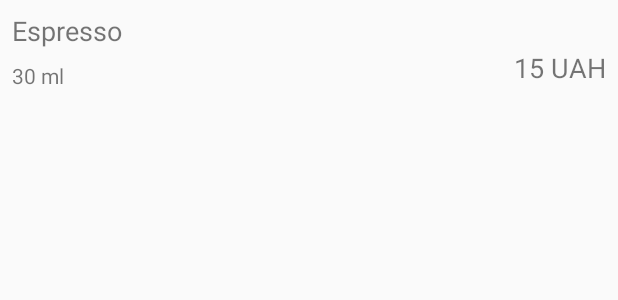
After one commit to AlexanderPokidin/Kava, an Android app: the layout item_recycler_view.xml on its own in the app's theme, with its tools: preview values and no code run, on a phone screen of 412 x 824 dp. The commit adds this screen. Shown: the top 300 px of the screen. Run offline under Robolectric (Android 15) with nearby library versions, the phone set to English and light mode, and no system bars.

Commit message:
RecyclerView is processing

```diff
--- /dev/null
+++ b/app/src/main/res/layout/item_recycler_view.xml
@@ -0,0 +1,41 @@
+<?xml version="1.0" encoding="utf-8"?>
+<android.support.constraint.ConstraintLayout xmlns:android="http://schemas.android.com/apk/res/android"
+    xmlns:app="http://schemas.android.com/apk/res-auto"
+    xmlns:tools="http://schemas.android.com/tools"
+    android:id="@+id/item_layout"
+    android:layout_width="match_parent"
+    android:layout_height="match_parent"
+    tools:layout_editor_absoluteY="81dp">
+
+    <TextView
+        android:id="@+id/tv_name"
+        android:layout_width="wrap_content"
+        android:layout_height="wrap_content"
+        android:layout_marginStart="8dp"
+        android:layout_marginTop="8dp"
+        android:text="Espresso"
+        android:textSize="18sp"
+        app:layout_constraintStart_toStartOf="parent"
+        app:layout_constraintTop_toTopOf="parent" />
+
+    <TextView
+        android:id="@+id/tv_val"
+        android:layout_width="wrap_content"
+        android:layout_height="wrap_content"
+        android:layout_marginStart="8dp"
+        android:layout_marginTop="8dp"
+        android:text="30 ml"
+        app:layout_constraintStart_toStartOf="parent"
+        app:layout_constraintTop_toBottomOf="@+id/tv_name" />
+
+    <TextView
+        android:id="@+id/tv_price"
+        android:layout_width="wrap_content"
+        android:layout_height="wrap_content"
+        android:layout_marginEnd="8dp"
+        android:text="15 UAH"
+        android:textSize="18sp"
+        app:layout_constraintEnd_toEndOf="parent"
+        app:layout_constraintTop_toBottomOf="@+id/tv_name" />
+
+</android.support.constraint.ConstraintLayout>
```
Also changed, not shown: app/src/main/java/com/pokidin/a/kava/Kava.java (+77 -77 lines), app/src/main/java/com/pokidin/a/kava/RecyclerViewFragment.java (added, +50 -0 lines), app/src/main/java/com/pokidin/a/kava/TopLevelFragment.java (+17 -4 lines), app/src/main/java/com/pokidin/a/kava/adapter/KavaAdapter.java (added, +55 -0 lines), app/src/main/res/layout/fragment_recycler_view.xml (added, +13 -0 lines).
